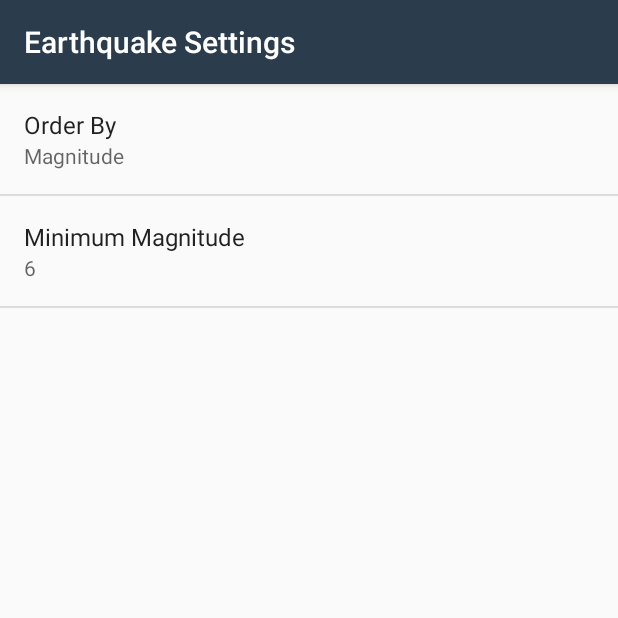
After one commit to abondar24/AndroidApps, an Android app: the SettingsActivity screen opened directly, with no data from a screen before it, on a phone screen of 412 x 824 dp, the top half of it. The commit adds this screen. Run offline under Robolectric (Android 15) with nearby library versions, the phone set to English and light mode, and no system bars.

Commit message:
Preferences

```diff
--- a/EarthQuakeReporter/app/build.gradle
+++ b/EarthQuakeReporter/app/build.gradle
@@ -25,5 +25,6 @@ dependencies {
         exclude group: 'com.android.support', module: 'support-annotations'
     })
     compile 'com.android.support:appcompat-v7:25.0.1'
+    compile 'com.android.support:support-v4:25.0.1'
     testCompile 'junit:junit:4.12'
 }
--- /dev/null
+++ b/EarthQuakeReporter/app/src/main/java/org/abondar/experimental/earthquakereporter/SettingsActivity.java
@@ -0,0 +1,60 @@
+package org.abondar.experimental.earthquakereporter;
+
+import android.content.SharedPreferences;
+import android.preference.ListPreference;
+import android.preference.Preference;
+import android.preference.PreferenceFragment;
+import android.preference.PreferenceManager;
+import android.support.v7.app.AppCompatActivity;
+import android.os.Bundle;
+
+public class SettingsActivity extends AppCompatActivity {
+
+    @Override
+    protected void onCreate(Bundle savedInstanceState) {
+        super.onCreate(savedInstanceState);
+        setContentView(R.layout.activity_settings);
+    }
+
+    public static class EarthquakePreferenceFragment extends PreferenceFragment
+            implements Preference.OnPreferenceChangeListener {
+        @Override
+        public void onCreate(Bundle savedInstanceState) {
+            super.onCreate(savedInstanceState);
+            addPreferencesFromResource(R.xml.settings_main);
+
+            Preference minMag = findPreference(getString(R.string.settings_min_magnitude_key));
+            bindPrefSummaryToVal(minMag);
+
+            Preference orderBy = findPreference(getString(R.string.settings_order_by_key));
+            bindPrefSummaryToVal(orderBy);
+        }
+
+        private void bindPrefSummaryToVal(Preference preference) {
+            preference.setOnPreferenceChangeListener(this);
+            SharedPreferences preferences = PreferenceManager.getDefaultSharedPreferences(preference.getContext());
+            String prefString = preferences.getString(preference.getKey(), "");
+            onPreferenceChange(preference, prefString);
+        }
+
+
+        @Override
+        public boolean onPreferenceChange(Preference preference, Object val) {
+            String stringVal = val.toString();
+
+            if (preference instanceof ListPreference) {
+                ListPreference listPreference = (ListPreference) preference;
+                int prefIndex = listPreference.findIndexOfValue(stringVal);
+                if (prefIndex >= 0) {
+                    CharSequence[] labels = listPreference.getEntries();
+                    preference.setSummary(labels[prefIndex]);
+                }
+            } else {
+                preference.setSummary(stringVal);
+
+            }
+
+            return true;
+        }
+    }
+}
--- /dev/null
+++ b/EarthQuakeReporter/app/src/main/res/values/arrays.xml
@@ -0,0 +1,12 @@
+<?xml version="1.0" encoding="utf-8"?>
+<resources>
+    <string-array name="settings_order_by_labels">
+        <item>@string/settings_order_by_magnitude_label</item>
+        <item>@string/settings_order_by_most_recent_label</item>
+    </string-array>
+    <string-array name="settings_order_by_values">
+        <item>@string/settings_order_by_magnitude_value</item>
+        <item>@string/settings_order_by_most_recent_value</item>
+    </string-array>
+
+</resources>
--- /dev/null
+++ b/EarthQuakeReporter/app/src/main/res/values/dimens.xml
@@ -0,0 +1,5 @@
+<resources>
+    <!-- Default screen margins, per the Android Design guidelines. -->
+    <dimen name="activity_horizontal_margin">16dp</dimen>
+    <dimen name="activity_vertical_margin">16dp</dimen>
+</resources>
--- a/EarthQuakeReporter/app/src/main/res/values/strings.xml
+++ b/EarthQuakeReporter/app/src/main/res/values/strings.xml
@@ -18,5 +18,18 @@
     <string name="near_the">Near the</string>
     <string name="no_earthquakes">No earthquakes found</string>
     <string name="no_internet">No internet connection</string>
+    <string name="settings_menu_item">Settings</string>
+    <string name="title_activity_settings">Earthquake Settings</string>
+    <string name="settings_min_magnitude_label">Minimum Magnitude</string>
+    <string name="settings_min_magnitude_key" translatable="false">min_magnitude</string>
+    <string name="settings_min_magnitude_default" translatable="false">6</string>
+    <string name="settings_order_by_label">Order By</string>
+    <string name="settings_order_by_key" translatable="false">order_by</string>
+    <string name="settings_order_by_default" translatable="false">@string/settings_order_by_magnitude_value</string>
+    <string name="settings_order_by_magnitude_label">Magnitude</string>
+    <string name="settings_order_by_magnitude_value" translatable="false">magnitude</string>
+    <string name="settings_order_by_most_recent_label">Most Recent</string>
+    <string name="settings_order_by_most_recent_value" translatable="false">time</string>
+
 
 </resources>
--- /dev/null
+++ b/EarthQuakeReporter/app/src/main/res/xml/settings_main.xml
@@ -0,0 +1,21 @@
+<?xml version="1.0" encoding="utf-8"?>
+<PreferenceScreen
+        xmlns:android="http://schemas.android.com/apk/res/android"
+        android:title="@string/title_activity_settings"
+>
+    <ListPreference
+            android:defaultValue="@string/settings_order_by_default"
+            android:entries="@array/settings_order_by_labels"
+            android:entryValues="@array/settings_order_by_values"
+            android:key="@string/settings_order_by_key"
+            android:title="@string/settings_order_by_label"
+    />
+    <EditTextPreference
+            android:defaultValue="@string/settings_min_magnitude_default"
+            android:inputType="numberDecimal"
+            android:key="@string/settings_min_magnitude_key"
+            android:selectAllOnFocus="true"
+            android:title="@string/settings_min_magnitude_label"
+    />
+
+</PreferenceScreen>
```
Also changed, not shown: EarthQuakeReporter/app/src/main/AndroidManifest.xml (+12 -3 lines), EarthQuakeReporter/app/src/main/java/org/abondar/experimental/earthquakereporter/MainActivity.java (+43 -3 lines), EarthQuakeReporter/app/src/main/res/layout/activity_settings.xml (added, +10 -0 lines), EarthQuakeReporter/app/src/main/res/menu/main.xml (added, +15 -0 lines), EarthQuakeReporter/app/src/main/res/drawable-hdpi/ic_filter.png (added), EarthQuakeReporter/app/src/main/res/drawable-mdpi/ic_filter.png (added), EarthQuakeReporter/app/src/main/res/drawable-xhdpi/ic_filter.png (added), EarthQuakeReporter/app/src/main/res/drawable-xxhdpi/ic_filter.png (added), EarthQuakeReporter/app/src/main/res/drawable-xxxhdpi/ic_filter.png (added).
